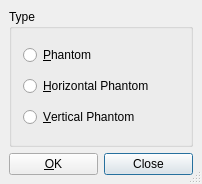
cburschka/lyx, file src/frontends/qt4/ui/PhantomUi.ui: the form before one commit.
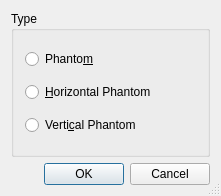
The form after the commit.

The edit to the form file:
```diff
--- a/src/frontends/qt4/ui/PhantomUi.ui
+++ b/src/frontends/qt4/ui/PhantomUi.ui
@@ -1,12 +1,12 @@
 <ui version="4.0" >
  <class>PhantomUi</class>
- <widget class="QDialog" name="PhantomUi" >
-  <property name="geometry" >
+ <widget class="QDialog" name="PhantomUi">
+  <property name="geometry">
    <rect>
     <x>0</x>
     <y>0</y>
-    <width>202</width>
-    <height>184</height>
+    <width>221</width>
+    <height>196</height>
    </rect>
   </property>
   <property name="windowTitle" >
@@ -15,58 +15,41 @@
   <property name="sizeGripEnabled" >
    <bool>true</bool>
   </property>
-  <layout class="QGridLayout" >
-   <property name="margin" >
-    <number>9</number>
-   </property>
-   <property name="spacing" >
-    <number>6</number>
-   </property>
-   <item row="1" column="1" >
-    <widget class="QPushButton" name="closePB" >
-     <property name="text" >
-      <string>Close</string>
-     </property>
-     <property name="default" >
-      <bool>true</bool>
-     </property>
-    </widget>
-   </item>
-   <item row="1" column="0" >
-    <widget class="QPushButton" name="okPB" >
-     <property name="text" >
-      <string>&amp;OK</string>
-     </property>
-     <property name="default" >
-      <bool>false</bool>
-     </property>
-    </widget>
-   </item>
-   <item row="0" column="0" colspan="2" >
-    <widget class="QGroupBox" name="PhantomBG" >
-     <property name="title" >
+  <layout class="QGridLayout" name="gridLayout">
+   <item row="0" column="0">
+    <widget class="QGroupBox" name="PhantomBG">
+     <property name="title">
       <string>Type</string>
      </property>
-     <layout class="QVBoxLayout" >
-      <property name="spacing" >
+     <layout class="QVBoxLayout">
+      <property name="spacing">
        <number>6</number>
       </property>
-      <property name="margin" >
+      <property name="leftMargin">
+       <number>11</number>
+      </property>
+      <property name="topMargin">
+       <number>11</number>
+      </property>
+      <property name="rightMargin">
+       <number>11</number>
+      </property>
+      <property name="bottomMargin">
        <number>11</number>
       </property>
       <item>
-       <widget class="QRadioButton" name="phantomRB" >
-        <property name="toolTip" >
+       <widget class="QRadioButton" name="phantomRB">
+        <property name="toolTip">
          <string>Horizontal and vertical space of the phantom content</string>
         </property>
-        <property name="text" >
-         <string>&amp;Phantom</string>
+        <property name="text">
+         <string>Phanto&amp;m</string>
         </property>
        </widget>
       </item>
       <item>
-       <widget class="QRadioButton" name="hphantomRB" >
-        <property name="toolTip" >
+       <widget class="QRadioButton" name="hphantomRB">
+        <property name="toolTip">
          <string>Horizontal space of the phantom content</string>
         </property>
         <property name="text" >
@@ -75,18 +58,25 @@
        </widget>
       </item>
       <item>
-       <widget class="QRadioButton" name="vphantomRB" >
-        <property name="toolTip" >
+       <widget class="QRadioButton" name="vphantomRB">
+        <property name="toolTip">
          <string>Vertical space of the phantom content</string>
         </property>
-        <property name="text" >
-         <string>&amp;Vertical Phantom</string>
+        <property name="text">
+         <string>Verti&amp;cal Phantom</string>
         </property>
        </widget>
       </item>
      </layout>
     </widget>
    </item>
+   <item row="1" column="0">
+    <widget class="QDialogButtonBox" name="buttonBox">
+     <property name="standardButtons">
+      <set>QDialogButtonBox::Cancel|QDialogButtonBox::Ok</set>
+     </property>
+    </widget>
+   </item>
   </layout>
  </widget>
  <tabstops>
```
Left out of the diff: 13 changed lines with no effect on the pictures.
